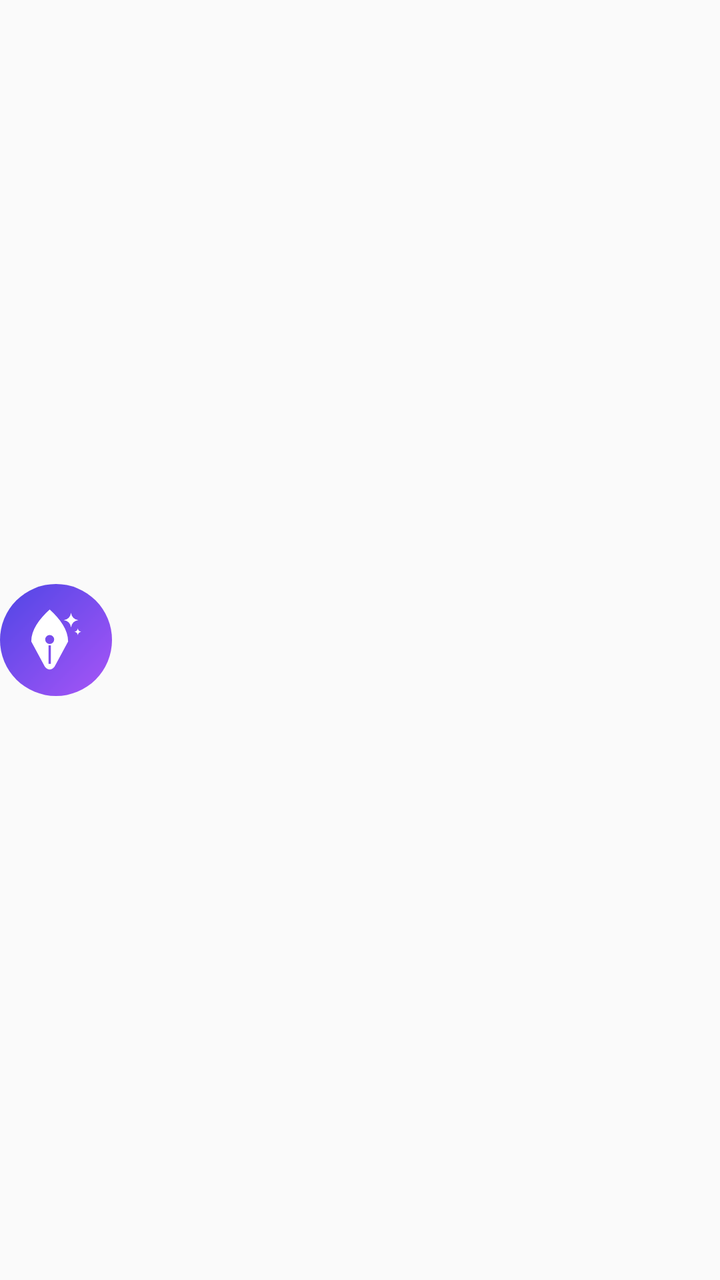
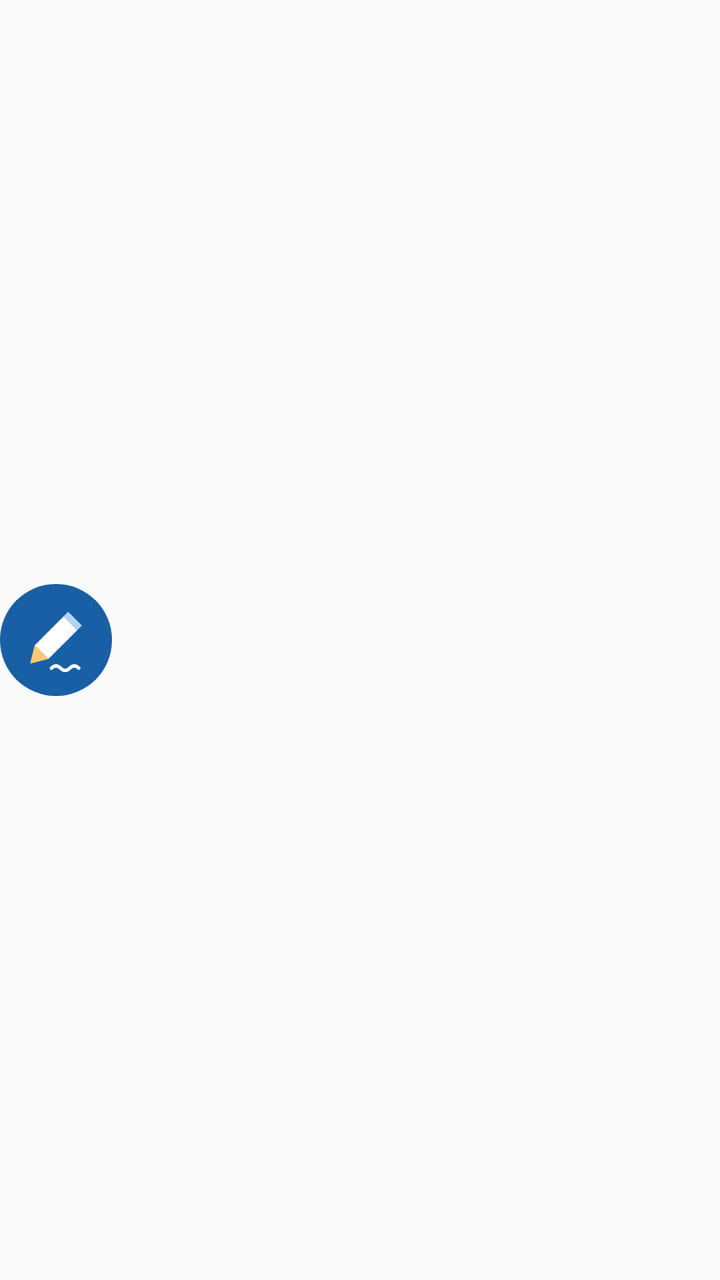

Compare the two renders of this Android layout. The source of the first and the diff that turns it into the second are given below.
<!-- AndroidManifest.xml: application theme Theme.WritingHelp -->
<!-- res/layout/bubble_overlay.xml -->
<?xml version="1.0" encoding="utf-8"?>
<LinearLayout xmlns:android="http://schemas.android.com/apk/res/android"
    android:id="@+id/root"
    android:layout_width="wrap_content"
    android:layout_height="wrap_content"
    android:orientation="horizontal"
    android:gravity="center_vertical">

    <LinearLayout
        android:id="@+id/panel"
        android:layout_width="wrap_content"
        android:layout_height="wrap_content"
        android:orientation="vertical"
        android:visibility="gone"
        android:background="@drawable/bubble_panel_bg"
        android:elevation="8dp"
        android:padding="6dp"
        android:layout_marginEnd="8dp">

        <LinearLayout
            android:id="@+id/menu"
            android:layout_width="wrap_content"
            android:layout_height="wrap_content"
            android:orientation="vertical">

            <Button
                android:id="@+id/btn_fix"
                style="@style/BubbleMenuItem"
                android:text="@string/bubble_menu_fix" />

            <Button
                android:id="@+id/btn_rewrite"
                style="@style/BubbleMenuItem"
                android:text="@string/bubble_menu_rewrite" />

            <Button
                android:id="@+id/btn_translate"
                style="@style/BubbleMenuItem"
                android:text="@string/bubble_menu_translate" />

            <Button
                android:id="@+id/btn_write"
                style="@style/BubbleMenuItem"
                android:text="@string/bubble_menu_write" />

            <TextView
                android:id="@+id/menu_empty"
                android:layout_width="wrap_content"
                android:layout_height="wrap_content"
                android:maxWidth="220dp"
                android:padding="10dp"
                android:text="@string/bubble_menu_all_off"
                android:textColor="#444444"
                android:textSize="13sp"
                android:visibility="gone" />
        </LinearLayout>

        <LinearLayout
            android:id="@+id/write_box"
            android:layout_width="wrap_content"
            android:layout_height="wrap_content"
            android:orientation="vertical"
            android:visibility="gone">

            <EditText
                android:id="@+id/write_input"
                android:layout_width="260dp"
                android:layout_height="wrap_content"
                android:hint="@string/bubble_write_hint"
                android:imeOptions="actionSend|flagNoExtractUi"
                android:inputType="textMultiLine|textCapSentences|textAutoCorrect"
                android:maxLines="4"
                android:minLines="2"
                android:gravity="top|start"
                android:importantForAutofill="no"
                android:textColor="#222222"
                android:textColorHint="#888888"
                android:textSize="15sp" />

            <LinearLayout
                android:layout_width="match_parent"
                android:layout_height="wrap_content"
                android:gravity="end"
                android:orientation="horizontal">

                <Button
                    android:id="@+id/btn_write_cancel"
                    style="?android:attr/buttonBarButtonStyle"
                    android:layout_width="wrap_content"
                    android:layout_height="wrap_content"
                    android:text="@string/bubble_cancel"
                    android:textColor="#666666" />

                <Button
                    android:id="@+id/btn_write_go"
                    style="?android:attr/buttonBarButtonStyle"
                    android:layout_width="wrap_content"
                    android:layout_height="wrap_content"
                    android:text="@string/bubble_write_go"
                    android:textColor="#4F46E5"
                    android:textStyle="bold" />
            </LinearLayout>
        </LinearLayout>

        <LinearLayout
            android:id="@+id/strip"
            android:layout_width="wrap_content"
            android:layout_height="wrap_content"
            android:orientation="vertical"
            android:visibility="gone">

            <TextView
                android:id="@+id/strip_status"
                android:layout_width="wrap_content"
                android:layout_height="wrap_content"
                android:maxWidth="240dp"
                android:paddingStart="8dp"
                android:paddingEnd="8dp"
                android:paddingTop="4dp"
                android:paddingBottom="4dp"
                android:textColor="#333333"
                android:textSize="13sp" />

            <HorizontalScrollView
                android:id="@+id/strip_scroll"
                android:layout_width="wrap_content"
                android:layout_height="wrap_content"
                android:scrollbars="none">

                <LinearLayout
                    android:id="@+id/strip_actions"
                    android:layout_width="wrap_content"
                    android:layout_height="wrap_content"
                    android:orientation="horizontal">

                    <Button
                        android:id="@+id/btn_redo"
                        style="?android:attr/buttonBarButtonStyle"
                        android:layout_width="wrap_content"
                        android:layout_height="wrap_content"
                        android:text="@string/bubble_redo"
                        android:textColor="#4F46E5" />

                    <Button
                        android:id="@+id/btn_undo"
                        style="?android:attr/buttonBarButtonStyle"
                        android:layout_width="wrap_content"
                        android:layout_height="wrap_content"
                        android:text="@string/bubble_undo"
                        android:textColor="#4F46E5" />

                    <Button
                        android:id="@+id/btn_explain"
                        style="?android:attr/buttonBarButtonStyle"
                        android:layout_width="wrap_content"
                        android:layout_height="wrap_content"
                        android:text="@string/bubble_explain"
                        android:textColor="#7C3AED"
                        android:textStyle="bold" />
                </LinearLayout>
            </HorizontalScrollView>
        </LinearLayout>
    </LinearLayout>

    <FrameLayout
        android:id="@+id/bubble"
        android:layout_width="56dp"
        android:layout_height="56dp"
        android:background="@drawable/bubble_circle_bg"
        android:outlineProvider="none">

        <ImageView
            android:id="@+id/bubble_icon"
            android:layout_width="32dp"
            android:layout_height="32dp"
            android:layout_gravity="center"
            android:src="@drawable/ic_bubble"
            android:contentDescription="@string/bubble_switch_label" />
    </FrameLayout>
</LinearLayout>
<!-- resources referenced by this layout -->
<resources>
  <!-- drawable bubble_circle_bg (drawable) -->
  <?xml version="1.0" encoding="utf-8"?>
  <shape xmlns:android="http://schemas.android.com/apk/res/android" android:shape="oval">
      <gradient
          android:angle="315"
          android:startColor="#4F46E5"
          android:endColor="#A855F7"
          android:type="linear" />
      <size android:width="56dp" android:height="56dp" />
  </shape>
  <!-- drawable bubble_panel_bg (drawable) -->
  <shape xmlns:android="http://schemas.android.com/apk/res/android" android:shape="rectangle">
      <solid android:color="#FFFFFF" />
      <corners android:radius="16dp" />
      <stroke android:width="1dp" android:color="#22000000" />
  </shape>
  <!-- drawable ic_bubble (drawable) -->
  <?xml version="1.0" encoding="utf-8"?>
  <vector xmlns:android="http://schemas.android.com/apk/res/android"
      android:width="24dp"
      android:height="24dp"
      android:viewportWidth="66"
      android:viewportHeight="66">
      <group
          android:translateX="-23.5"
          android:translateY="-22.5">
          <path
              android:fillColor="#FFFFFF"
              android:fillType="evenOdd"
              android:pathData="M50,24 C61,34 69,45 69,57 L55,83 Q50,89 45,83 L31,57 C31,45 39,34 50,24 Z M45.4,55 a4.6,4.6 0 1,0 9.2,0 a4.6,4.6 0 1,0 -9.2,0 Z M48.8,61 L51.2,61 L51.2,80 L48.8,80 Z" />
          <path
              android:fillColor="#FFFFFF"
              android:pathData="M72,27.5 Q73,34 79.5,35 Q73,36 72,42.5 Q71,36 64.5,35 Q71,34 72,27.5 Z" />
          <path
              android:fillColor="#FFFFFF"
              android:pathData="M79,43.5 Q79.5,46.5 82.5,47 Q79.5,47.5 79,50.5 Q78.5,47.5 75.5,47 Q78.5,46.5 79,43.5 Z" />
      </group>
  </vector>
  <string name="bubble_cancel">Cancel</string>
  <string name="bubble_explain">Why?</string>
  <string name="bubble_menu_all_off">All actions are switched off. Turn them on in WritingHelp settings.</string>
  <string name="bubble_menu_fix">Fix Grammar</string>
  <string name="bubble_menu_rewrite">AI Rewrite</string>
  <string name="bubble_menu_translate">Translate</string>
  <string name="bubble_menu_write">Write for me</string>
  <string name="bubble_redo">Redo</string>
  <string name="bubble_switch_label">Show floating bubble</string>
  <string name="bubble_undo">Undo</string>
  <string name="bubble_write_go">Write</string>
  <string name="bubble_write_hint">What should I write? e.g. an email to my friend about Saturday</string>
  <style name="BubbleMenuItem" parent="android:Widget.Material.Button.Borderless">
          <item name="android:layout_width">match_parent</item>
          <item name="android:layout_height">wrap_content</item>
          <item name="android:minHeight">44dp</item>
          <item name="android:gravity">start|center_vertical</item>
          <item name="android:paddingStart">14dp</item>
          <item name="android:paddingEnd">18dp</item>
          <item name="android:textAllCaps">false</item>
          <item name="android:textColor">#3730A3</item>
          <item name="android:textSize">15sp</item>
      </style>
  <style name="Theme.WritingHelp" parent="android:Theme.Material.Light.NoActionBar" />
</resources>

<!-- the commit's change to res/layout/bubble_overlay.xml (unified diff, before → after) -->
@@ -97,7 +97,7 @@
                     android:layout_width="wrap_content"
                     android:layout_height="wrap_content"
                     android:text="@string/bubble_write_go"
-                    android:textColor="#4F46E5"
+                    android:textColor="#185FA5"
                     android:textStyle="bold" />
             </LinearLayout>
         </LinearLayout>
@@ -139,7 +139,7 @@
                         android:layout_width="wrap_content"
                         android:layout_height="wrap_content"
                         android:text="@string/bubble_redo"
-                        android:textColor="#4F46E5" />
+                        android:textColor="#185FA5" />
 
                     <Button
                         android:id="@+id/btn_undo"
@@ -147,7 +147,7 @@
                         android:layout_width="wrap_content"
                         android:layout_height="wrap_content"
                         android:text="@string/bubble_undo"
-                        android:textColor="#4F46E5" />
+                        android:textColor="#185FA5" />
 
                     <Button
                         android:id="@+id/btn_explain"
@@ -155,7 +155,7 @@
                         android:layout_width="wrap_content"
                         android:layout_height="wrap_content"
                         android:text="@string/bubble_explain"
-                        android:textColor="#7C3AED"
+                        android:textColor="#0C447C"
                         android:textStyle="bold" />
                 </LinearLayout>
             </HorizontalScrollView>
<!-- resource entries referenced after the edit -->
@@ -3,11 +3,7 @@
   <!-- drawable bubble_circle_bg (drawable) -->
   <?xml version="1.0" encoding="utf-8"?>
   <shape xmlns:android="http://schemas.android.com/apk/res/android" android:shape="oval">
-      <gradient
-          android:angle="315"
-          android:startColor="#4F46E5"
-          android:endColor="#A855F7"
-          android:type="linear" />
+      <solid android:color="#185FA5" />
       <size android:width="56dp" android:height="56dp" />
   </shape>
   <!-- drawable bubble_panel_bg (drawable) -->
@@ -21,21 +17,19 @@
   <vector xmlns:android="http://schemas.android.com/apk/res/android"
       android:width="24dp"
       android:height="24dp"
-      android:viewportWidth="66"
-      android:viewportHeight="66">
+      android:viewportWidth="42"
+      android:viewportHeight="42">
       <group
-          android:translateX="-23.5"
-          android:translateY="-22.5">
+          android:translateX="-6"
+          android:translateY="-3.5">
+          <path android:fillColor="#FFFFFF" android:pathData="M32,9 L41,18 L22,37 L13,28 Z" />
+          <path android:fillColor="#FAC775" android:pathData="M13,28 L22,37 L10,40 Z" />
+          <path android:fillColor="#B5D4F4" android:pathData="M32,9 L41,18 L44,15 L35,6 Z" />
           <path
-              android:fillColor="#FFFFFF"
-              android:fillType="evenOdd"
-              android:pathData="M50,24 C61,34 69,45 69,57 L55,83 Q50,89 45,83 L31,57 C31,45 39,34 50,24 Z M45.4,55 a4.6,4.6 0 1,0 9.2,0 a4.6,4.6 0 1,0 -9.2,0 Z M48.8,61 L51.2,61 L51.2,80 L48.8,80 Z" />
-          <path
-              android:fillColor="#FFFFFF"
-              android:pathData="M72,27.5 Q73,34 79.5,35 Q73,36 72,42.5 Q71,36 64.5,35 Q71,34 72,27.5 Z" />
-          <path
-              android:fillColor="#FFFFFF"
-              android:pathData="M79,43.5 Q79.5,46.5 82.5,47 Q79.5,47.5 79,50.5 Q78.5,47.5 75.5,47 Q78.5,46.5 79,43.5 Z" />
+              android:pathData="M24,43 q3,-3 6,0 t6,0 t6,0"
+              android:strokeColor="#FFFFFF"
+              android:strokeLineCap="round"
+              android:strokeWidth="2.2" />
       </group>
   </vector>
   <string name="bubble_cancel">Cancel</string>
@@ -58,7 +52,7 @@
           <item name="android:paddingStart">14dp</item>
           <item name="android:paddingEnd">18dp</item>
           <item name="android:textAllCaps">false</item>
-          <item name="android:textColor">#3730A3</item>
+          <item name="android:textColor">#0C447C</item>
           <item name="android:textSize">15sp</item>
       </style>
   <style name="Theme.WritingHelp" parent="android:Theme.Material.Light.NoActionBar" />
